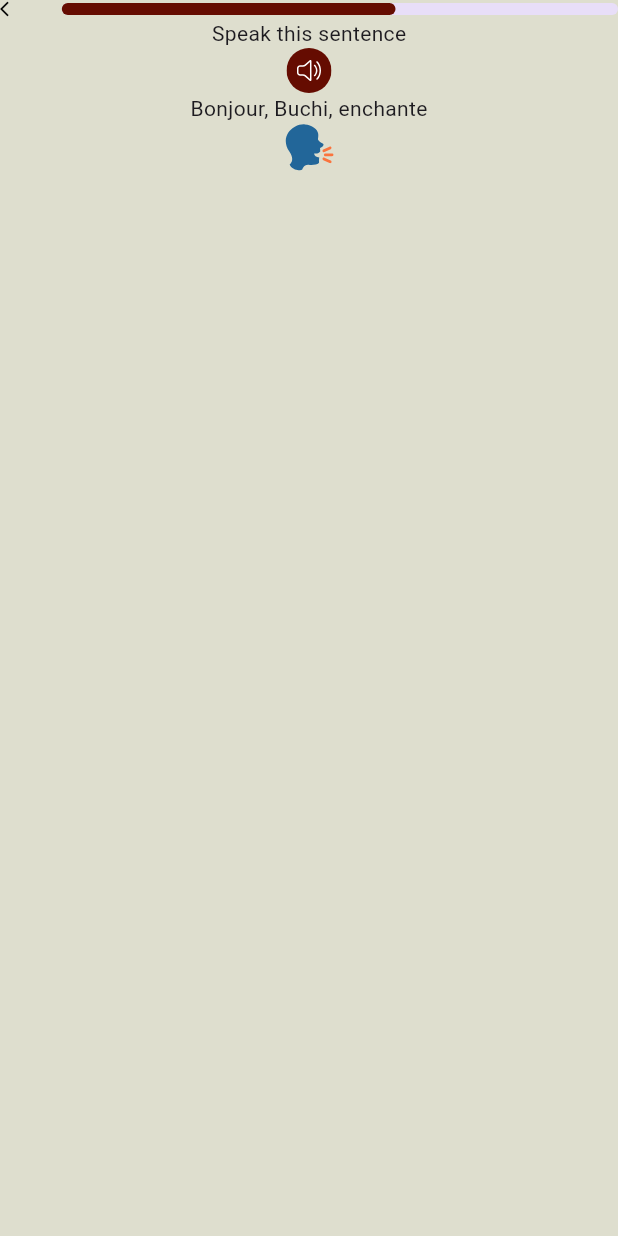
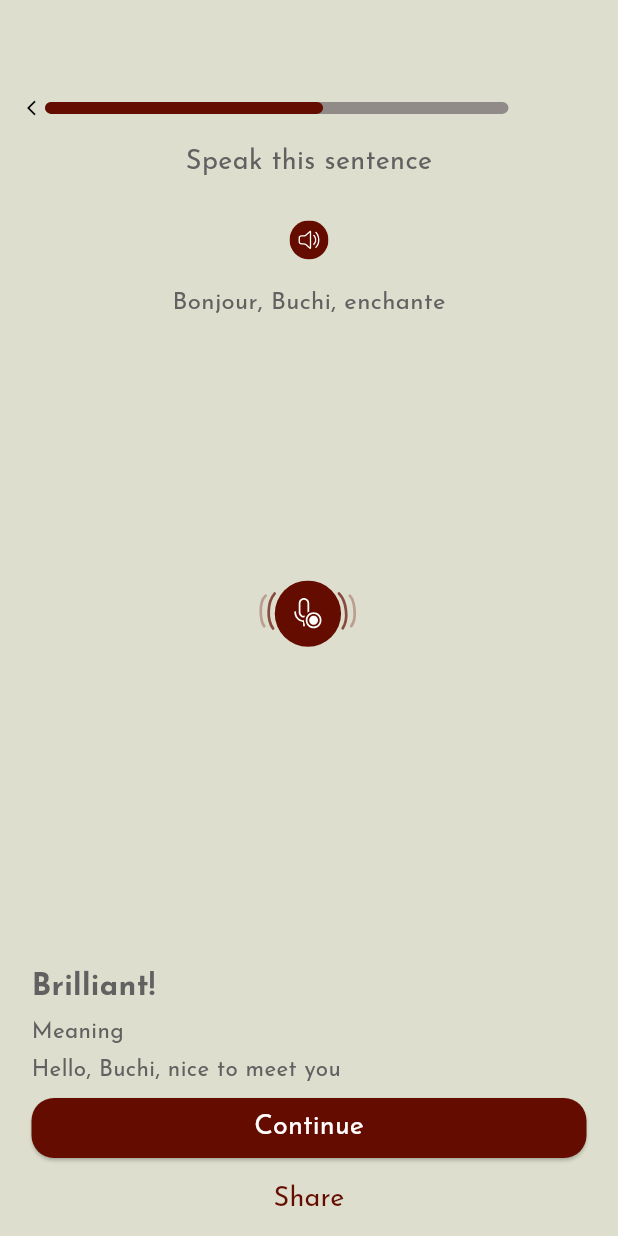
Before and after one commit to mustapha-amin/speak_sphere, a Flutter app: the ResumeLessons screen opened directly, on a phone screen of 412 x 824 dp. Run offline on Flutter 3.47's test engine with Material 3 defaults, Android fonts, the phone set to English and light mode, and no system bars; our stand-ins replace flutter_svg.

Commit message:
resume lessons screen completed

```diff
--- a/lib/screens/home.dart
+++ b/lib/screens/home.dart
@@ -3,6 +3,7 @@ import 'package:flutter_svg/flutter_svg.dart';
 import 'package:speak_sphere/constants/appcolors.dart';
 import 'package:speak_sphere/constants/data.dart';
 import 'package:speak_sphere/constants/image_paths.dart';
+import 'package:speak_sphere/screens/resume_lessons.dart';
 import 'package:speak_sphere/utils/extensions.dart';
 import 'package:speak_sphere/widgets/home_header.dart';
 import 'package:speak_sphere/widgets/learning_widget.dart';
@@ -74,8 +75,15 @@ class _HomeScreenState extends State<HomeScreen> {
               ),
               children: [
                 ...learningList.map(
-                  (e) => LearningWidget(
-                    learning: e,
+                  (mode) => GestureDetector(
+                    onTap: mode.title! == "Speaking"
+                        ? () => context.push(
+                              const ResumeLessons(),
+                            )
+                        : null,
+                    child: LearningWidget(
+                      learning: mode,
+                    ),
                   ),
                 )
               ],
--- a/lib/screens/resume_lessons.dart
+++ b/lib/screens/resume_lessons.dart
@@ -4,6 +4,7 @@ import 'package:speak_sphere/constants/image_paths.dart';
 import 'package:speak_sphere/utils/extensions.dart';
 
 import '../constants/appcolors.dart';
+import '../utils/textstyle.dart';
 
 class ResumeLessons extends StatefulWidget {
   const ResumeLessons({super.key});
@@ -16,8 +17,18 @@ class _ResumeLessonsState extends State<ResumeLessons> {
   @override
   Widget build(BuildContext context) {
     return Scaffold(
-      body: Column(
+      body: Stack(
+        alignment: Alignment.center,
         children: [
+          Column(
+            mainAxisAlignment: MainAxisAlignment.spaceBetween,
+            crossAxisAlignment: CrossAxisAlignment.start,
+            children: [
+              Column(
+                children: [
+                  SizedBox(
+                    height: context.screenHeight * .08,
+                  ),
                   Row(
                     mainAxisAlignment: MainAxisAlignment.spaceBetween,
                     children: [
@@ -27,22 +38,108 @@ class _ResumeLessonsState extends State<ResumeLessons> {
                         color: Colors.black,
                       ),
                       SizedBox(
-                width: context.screenWidth * .9,
+                        width: context.screenWidth * .75,
                         child: LinearProgressIndicator(
                           value: .6,
                           color: Color(AppColors.brownColor),
                           borderRadius: BorderRadius.circular(20),
                           minHeight: 8,
+                          backgroundColor: const Color(0xFF908A89),
                         ),
                       ),
+                      const Expanded(
+                        child: SizedBox(),
+                      ),
                     ],
+                  ).padX(10),
+                  const SizedBox(
+                    height: 18,
                   ),
                   Text(
                     "Speak this sentence",
+                    style: kTextStyle(18, color: const Color(0xFF616161)),
+                  ).padX(13),
+                  const SizedBox(
+                    height: 25,
                   ),
-          SvgPicture.asset(generateImgPath('speaker')),
-          Text("Bonjour, Buchi, enchante"),
-          SvgPicture.asset(generateImgPath('speak')),
+                  Column(
+                    children: [
+                      SvgPicture.asset(
+                        generateImgPath('speaker'),
+                        height: 26,
+                      ),
+                      const SizedBox(
+                        height: 18,
+                      ),
+                      Text(
+                        "Bonjour, Buchi, enchante",
+                        style: kTextStyle(16, color: const Color(0xFF616161)),
+                      ),
+                    ],
+                  ).centralize(),
+                ],
+              ),
+              Column(
+                crossAxisAlignment: CrossAxisAlignment.start,
+                children: [
+                  Column(
+                    crossAxisAlignment: CrossAxisAlignment.start,
+                    children: [
+                      Text(
+                        "Brilliant!",
+                        style: kTextStyle(
+                          20,
+                          color: Color(0xFF616161),
+                          isBold: true,
+                        ),
+                      ).padY(5),
+                      Text(
+                        "Meaning",
+                        style: kTextStyle(
+                          15,
+                          color: Color(0xFF616161),
+                        ),
+                      ),
+                      Text(
+                        "Hello, Buchi, nice to meet you",
+                        style: kTextStyle(
+                          15,
+                          color: Color(0xFF616161),
+                        ),
+                      ).padY(4),
+                    ],
+                  ).padX(13),
+                  SizedBox(
+                      width: context.screenWidth,
+                      child: ElevatedButton(
+                        style: ElevatedButton.styleFrom(
+                          shape: RoundedRectangleBorder(
+                            borderRadius: BorderRadius.circular(15),
+                          ),
+                        ),
+                        onPressed: () {
+                          context.pop();
+                        },
+                        child: Text(
+                          "Continue",
+                          style: kTextStyle(18),
+                        ),
+                      ).padX(13)),
+                  TextButton(
+                    onPressed: () {},
+                    child: Text(
+                      "Share",
+                      style: kTextStyle(18, color: Color(AppColors.brownColor)),
+                    ),
+                  ).centralize()
+                ],
+              ),
+            ],
+          ).padX(8),
+          SvgPicture.asset(
+            generateImgPath('mic'),
+            height: 50,
+          ),
         ],
       ),
     );
```
Lines whose indentation alone changed are shown as unchanged.
